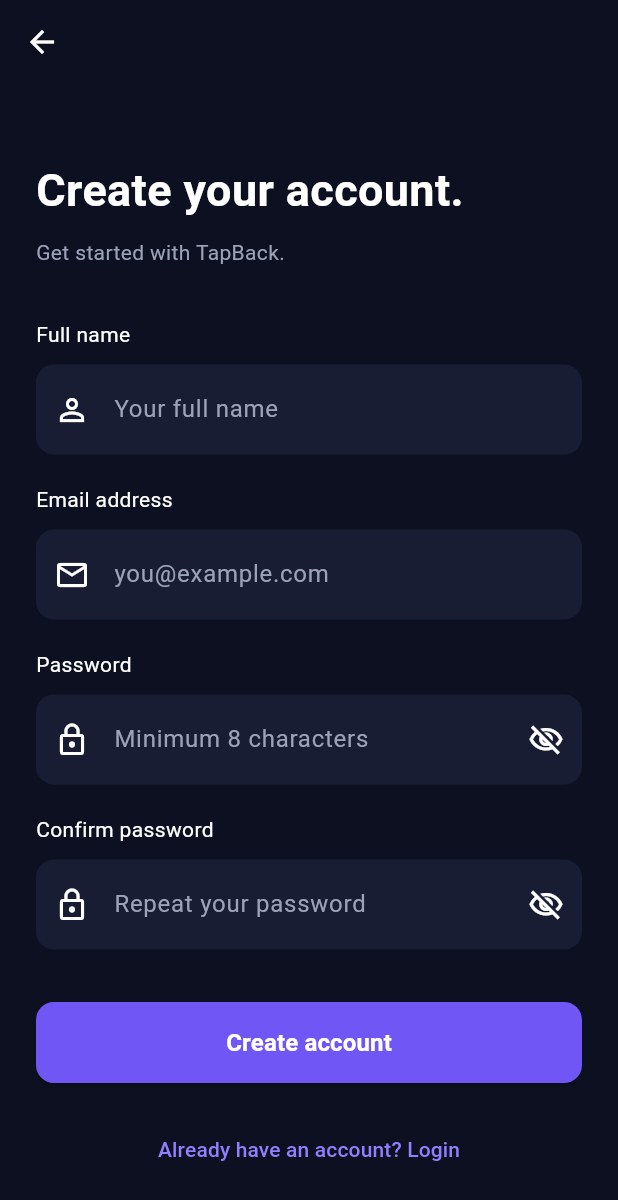
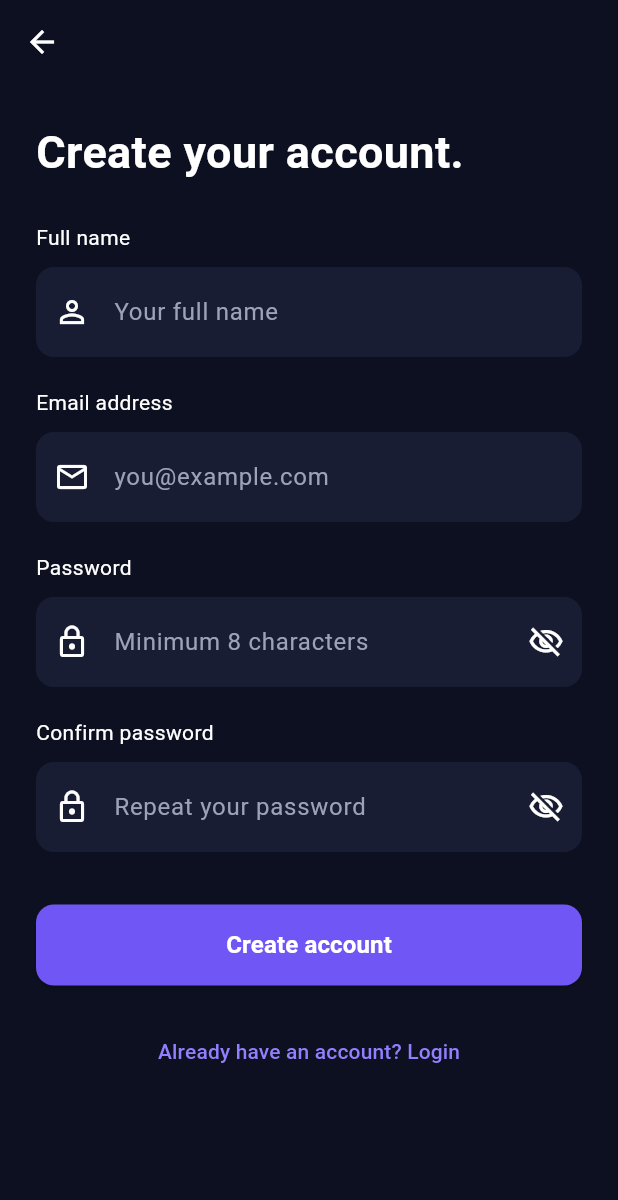
Before and after one commit to barreirafds/TapBack, a Flutter app: the screen it shows after launch, after a tap on "Create account", on a phone screen of 412 x 824 dp. Shown: the top 1200 px of the screen. Run offline on Flutter 3.47's test engine with Material 3 defaults, Android fonts, the phone set to English and light mode, and no system bars.

Commit message:
fixing padding and removing UI not necessary

```diff
--- a/lib/screens/register_screen.dart
+++ b/lib/screens/register_screen.dart
@@ -56,21 +56,12 @@ class _RegisterScreenState extends State<RegisterScreen> {
             child: Column(
               crossAxisAlignment: CrossAxisAlignment.start,
               children: [
-                const SizedBox(height: 25),
-
                 const Text(
                   'Create your account.',
                   style: TextStyle(fontSize: 30, fontWeight: FontWeight.bold),
                 ),
 
-                const SizedBox(height: 10),
-
-                const Text(
-                  'Get started with TapBack.',
-                  style: TextStyle(color: AppColors.textSecondary),
-                ),
-
-                const SizedBox(height: 35),
+                const SizedBox(height: 25),
 
                 const Text('Full name'),
                 const SizedBox(height: 10),
--- a/lib/screens/welcome_screen.dart
+++ b/lib/screens/welcome_screen.dart
@@ -78,27 +78,6 @@ class WelcomeScreen extends StatelessWidget {
 
               const Spacer(),
 
-              const Text(
-                'More festival.\nLess friction.',
-                style: TextStyle(
-                  fontSize: 36,
-                  fontWeight: FontWeight.bold,
-                  height: 1.1,
-                ),
-              ),
-
-              const SizedBox(height: 14),
-
-              const Text(
-                'Pay with your bracelet. Return your cups. '
-                'Get your deposit back in just a few taps.',
-                style: TextStyle(
-                  color: AppColors.textSecondary,
-                  fontSize: 15,
-                  height: 1.5,
-                ),
-              ),
-
               const SizedBox(height: 32),
 
               PrimaryButton(
```
